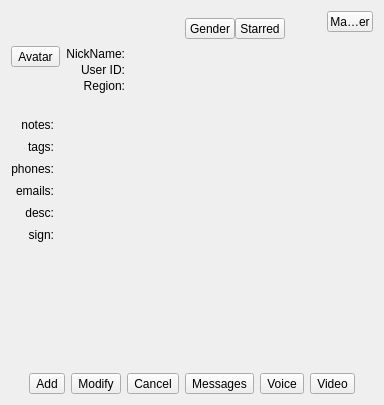
This is src/ui/ChatWindow/ContactWindow.ui in guoiaoang/TaoTieChat as Qt 5 draws it before an edit. The edited form follows.
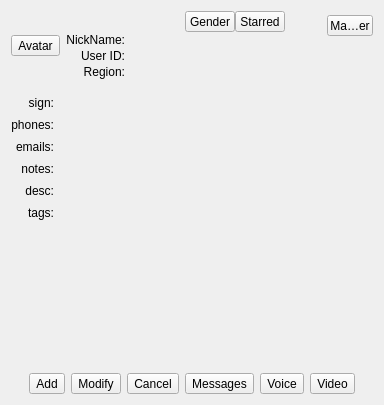
This is the edited form.

Patch:
```diff
--- a/src/ui/ChatWindow/ContactWindow.ui
+++ b/src/ui/ChatWindow/ContactWindow.ui
@@ -16,12 +16,6 @@
   <layout class="QVBoxLayout" name="verticalLayout_2">
    <item>
     <widget class="QWidget" name="widget_header" native="true">
-     <property name="maximumSize">
-      <size>
-       <width>16777215</width>
-       <height>100</height>
-      </size>
-     </property>
      <layout class="QHBoxLayout" name="horizontalLayout">
       <property name="spacing">
        <number>6</number>
@@ -209,6 +203,9 @@
           <property name="orientation">
            <enum>Qt::Orientation::Vertical</enum>
           </property>
+          <property name="sizeType">
+           <enum>QSizePolicy::Policy::Preferred</enum>
+          </property>
           <property name="sizeHint" stdset="0">
            <size>
             <width>20</width>
@@ -255,20 +252,7 @@
        <property name="horizontalSpacing">
         <number>0</number>
        </property>
-       <item row="7" column="0" colspan="3">
-        <spacer name="verticalSpacer_scrollarea_bottom">
-         <property name="orientation">
-          <enum>Qt::Orientation::Vertical</enum>
-         </property>
-         <property name="sizeHint" stdset="0">
-          <size>
-           <width>20</width>
-           <height>40</height>
-          </size>
-         </property>
-        </spacer>
-       </item>
-       <item row="5" column="0">
+       <item row="4" column="0">
         <widget class="QLabel" name="label_desc">
          <property name="text">
           <string>desc:</string>
@@ -278,27 +262,7 @@
          </property>
         </widget>
        </item>
-       <item row="3" column="0">
-        <widget class="QLabel" name="label_emails">
-         <property name="text">
-          <string>emails:</string>
-         </property>
-         <property name="alignment">
-          <set>Qt::AlignmentFlag::AlignRight|Qt::AlignmentFlag::AlignTrailing|Qt::AlignmentFlag::AlignVCenter</set>
-         </property>
-        </widget>
-       </item>
-       <item row="0" column="2">
-        <widget class="QLineEdit" name="edit_notes">
-         <property name="styleSheet">
-          <string notr="true">background: transparent;border: none;</string>
-         </property>
-         <property name="readOnly">
-          <bool>true</bool>
-         </property>
-        </widget>
-       </item>
-       <item row="5" column="2">
+       <item row="4" column="2">
         <widget class="QLineEdit" name="edit_desc">
          <property name="styleSheet">
           <string notr="true">background: transparent;border: none;</string>
@@ -308,7 +272,54 @@
          </property>
         </widget>
        </item>
+       <item row="1" column="2">
+        <widget class="QLineEdit" name="edit_phones">
+         <property name="styleSheet">
+          <string notr="true">background: transparent;border: none;</string>
+         </property>
+         <property name="readOnly">
+          <bool>true</bool>
+         </property>
+        </widget>
+       </item>
+       <item row="5" column="2">
+        <widget class="QLineEdit" name="edit_tags">
+         <property name="styleSheet">
+          <string notr="true">background: transparent;border: none;</string>
+         </property>
+         <property name="readOnly">
+          <bool>true</bool>
+         </property>
+        </widget>
+       </item>
+       <item row="2" column="2">
+        <widget class="QLineEdit" name="edit_emails">
+         <property name="styleSheet">
+          <string notr="true">background: transparent;border: none;</string>
+         </property>
+        </widget>
+       </item>
        <item row="1" column="0">
+        <widget class="QLabel" name="label_phones">
+         <property name="text">
+          <string>phones:</string>
+         </property>
+         <property name="alignment">
+          <set>Qt::AlignmentFlag::AlignRight|Qt::AlignmentFlag::AlignTrailing|Qt::AlignmentFlag::AlignVCenter</set>
+         </property>
+        </widget>
+       </item>
+       <item row="3" column="0">
+        <widget class="QLabel" name="label_notes">
+         <property name="text">
+          <string>notes:</string>
+         </property>
+         <property name="alignment">
+          <set>Qt::AlignmentFlag::AlignRight|Qt::AlignmentFlag::AlignTrailing|Qt::AlignmentFlag::AlignVCenter</set>
+         </property>
+        </widget>
+       </item>
+       <item row="5" column="0">
         <widget class="QLabel" name="label_tags">
          <property name="text">
           <string>tags:</string>
@@ -318,7 +329,7 @@
          </property>
         </widget>
        </item>
-       <item row="6" column="0">
+       <item row="0" column="0">
         <widget class="QLabel" name="label_sign">
          <property name="text">
           <string>sign:</string>
@@ -328,17 +339,20 @@
          </property>
         </widget>
        </item>
-       <item row="0" column="0">
-        <widget class="QLabel" name="label_notes">
-         <property name="text">
-          <string>notes:</string>
+       <item row="6" column="0" colspan="3">
+        <spacer name="verticalSpacer_scrollarea_bottom">
+         <property name="orientation">
+          <enum>Qt::Orientation::Vertical</enum>
          </property>
-         <property name="alignment">
-          <set>Qt::AlignmentFlag::AlignRight|Qt::AlignmentFlag::AlignTrailing|Qt::AlignmentFlag::AlignVCenter</set>
+         <property name="sizeHint" stdset="0">
+          <size>
+           <width>20</width>
+           <height>40</height>
+          </size>
          </property>
-        </widget>
+        </spacer>
        </item>
-       <item row="6" column="2">
+       <item row="0" column="2">
         <widget class="QLineEdit" name="edit_sign">
          <property name="styleSheet">
           <string notr="true">background: transparent;border: none;</string>
@@ -348,43 +362,26 @@
          </property>
         </widget>
        </item>
-       <item row="2" column="2">
-        <widget class="QLineEdit" name="edit_phones">
-         <property name="styleSheet">
-          <string notr="true">background: transparent;border: none;</string>
-         </property>
-         <property name="readOnly">
-          <bool>true</bool>
-         </property>
-        </widget>
-       </item>
        <item row="3" column="2">
-        <widget class="QLineEdit" name="edit_emails">
+        <widget class="QLineEdit" name="edit_notes">
          <property name="styleSheet">
           <string notr="true">background: transparent;border: none;</string>
          </property>
+         <property name="readOnly">
+          <bool>true</bool>
+         </property>
         </widget>
        </item>
        <item row="2" column="0">
-        <widget class="QLabel" name="label_phones">
+        <widget class="QLabel" name="label_emails">
          <property name="text">
-          <string>phones:</string>
+          <string>emails:</string>
          </property>
          <property name="alignment">
           <set>Qt::AlignmentFlag::AlignRight|Qt::AlignmentFlag::AlignTrailing|Qt::AlignmentFlag::AlignVCenter</set>
          </property>
         </widget>
        </item>
-       <item row="1" column="2">
-        <widget class="QLineEdit" name="edit_tags">
-         <property name="styleSheet">
-          <string notr="true">background: transparent;border: none;</string>
-         </property>
-         <property name="readOnly">
-          <bool>true</bool>
-         </property>
-        </widget>
-       </item>
       </layout>
      </widget>
     </widget>
```
Left out of the diff: 12 changed lines with no effect on the pictures.
